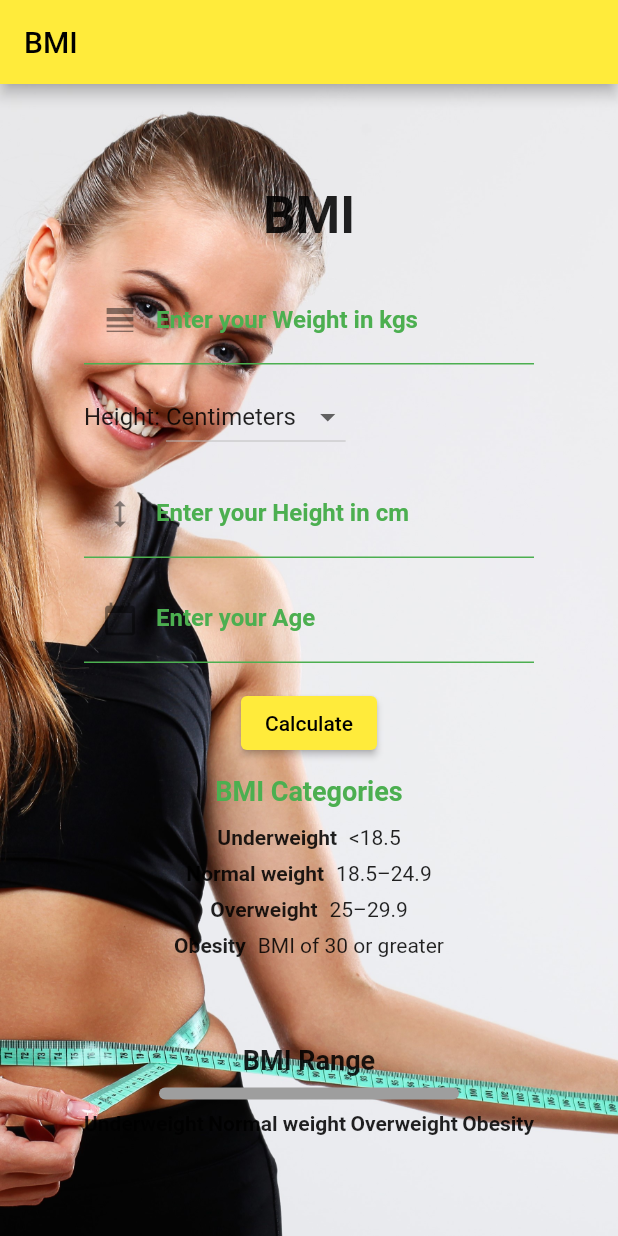
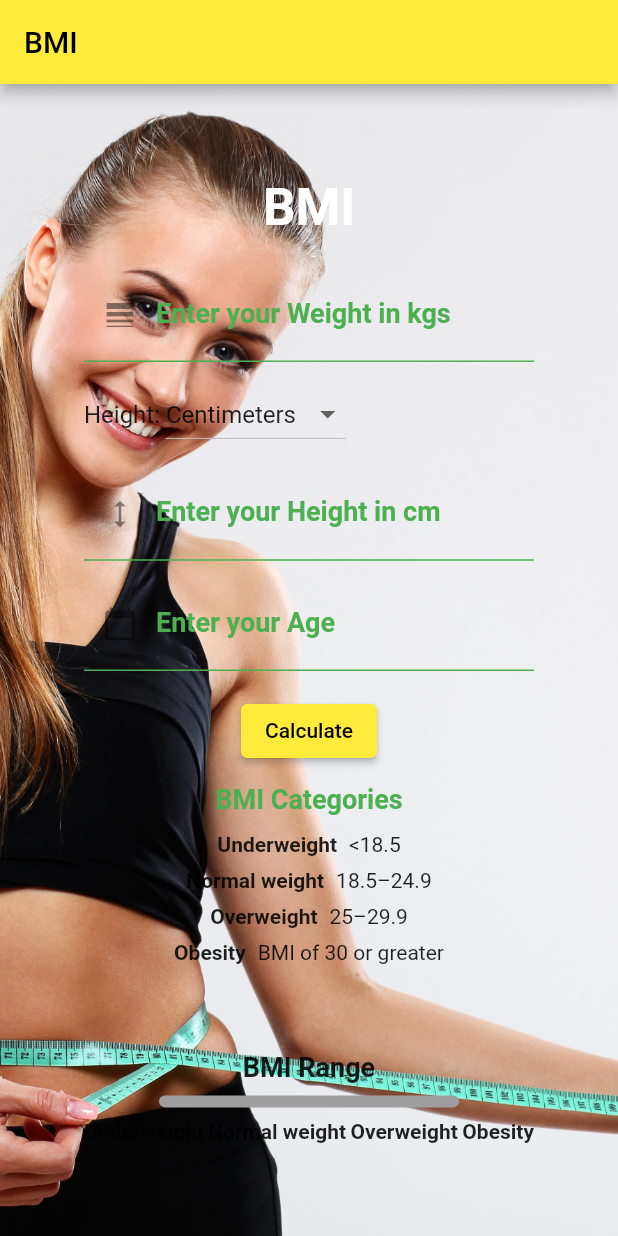
Before and after one commit to prateekp273/body_mass_index-BMI-using-flutter, a Flutter app: the screen it shows after launch, on a phone screen of 412 x 824 dp. Run offline on Flutter 3.47's test engine with Material 2 defaults, Android fonts, the phone set to English and light mode, and no system bars.

```diff
--- a/lib/main.dart
+++ b/lib/main.dart
@@ -18,13 +18,16 @@ class FlutterApp extends StatelessWidget {
         primarySwatch: Colors.yellow,
         inputDecorationTheme: InputDecorationTheme(
           fillColor: Colors.yellow.shade900,
-          hintStyle: TextStyle(color: Colors.green), // Set input hint text color to green
-          labelStyle: TextStyle(color: Colors.green), // Set input label text color to green
+          hintStyle: TextStyle(color: Colors.green),
+          labelStyle: TextStyle(
+            color: Colors.green,
+            fontSize: 18, // Increase font size
+          ),
           enabledBorder: UnderlineInputBorder(
-            borderSide: BorderSide(color: Colors.green), // Set input border color to green
+            borderSide: BorderSide(color: Colors.green),
           ),
           focusedBorder: UnderlineInputBorder(
-            borderSide: BorderSide(color: Colors.green), // Set focused input border color to green
+            borderSide: BorderSide(color: Colors.green),
           ),
         ),
       ),
@@ -205,7 +208,11 @@ class _DashBoardScreenState extends State<DashBoardScreen> {
           prefixIcon: Icon(Icons.height),
         ),
         keyboardType: TextInputType.number,
-        style: TextStyle(fontWeight: FontWeight.bold), // Increase font weight
+        style: TextStyle(
+          fontWeight: FontWeight.bold,
+          color: Colors.green, // Set text color to dark black
+          fontSize: 18, // Increase font size
+        ),
       );
     } else {
       return Row(
@@ -219,7 +226,10 @@ class _DashBoardScreenState extends State<DashBoardScreen> {
           ),
           keyboardType: TextInputType.number,
           style: TextStyle(
-              fontWeight: FontWeight.bold), // Increase font weight
+            fontWeight: FontWeight.bold,
+            color: Colors.black87, // Set text color to dark black
+            fontSize: 18, // Increase font size
+          ),
         ),
       ),
     const SizedBox(width: 8),
@@ -231,9 +241,11 @@ class _DashBoardScreenState extends State<DashBoardScreen> {
           labelText: 'Inches',
         ),
         keyboardType: TextInputType.number,
-    style:TextStyle(
+        style: TextStyle(
           fontWeight: FontWeight.bold,
-        color: Colors.green), // Increase font weight and set text color to green
+          color: Colors.black87, // Set text color to dark black
+          fontSize: 18, // Increase font size
+        ),
       ),
     ),
         ],
@@ -266,6 +278,7 @@ class _DashBoardScreenState extends State<DashBoardScreen> {
                     style: TextStyle(
                       fontSize: 34,
                       fontWeight: FontWeight.w700,
+                      color: Colors.white, // Set text color to white
                     ),
                   ),
                   const SizedBox(height: 21),
@@ -278,7 +291,9 @@ class _DashBoardScreenState extends State<DashBoardScreen> {
                     keyboardType: TextInputType.number,
                     style: TextStyle(
                       fontWeight: FontWeight.bold,
-    color: Colors.green), // Increase font weight and set text color to green
+                      color: Colors.black87, // Set text color to dark black
+                      fontSize: 18, // Increase font size
+                    ),
                   ),
                   const SizedBox(height: 11),
                   Row(
@@ -319,7 +334,9 @@ class _DashBoardScreenState extends State<DashBoardScreen> {
                     keyboardType: TextInputType.number,
                     style: TextStyle(
                       fontWeight: FontWeight.bold,
-    color: Colors.green), // Increase font weight and set text color to green
+                      color: Colors.green, // Set text color to dark black
+                      fontSize: 18, // Increase font size
+                    ),
                   ),
                   const SizedBox(height: 16),
                   ElevatedButton(
@@ -430,7 +447,7 @@ class _DashBoardScreenState extends State<DashBoardScreen> {
                     style: TextStyle(
                       fontSize: 18,
                       fontWeight: FontWeight.bold,
-          color: Colors.green, // Set text color to green
+                      color: Colors.green,
                     ),
                   ),
                   const SizedBox(height: 8),
```
Lines whose indentation alone changed are shown as unchanged.
